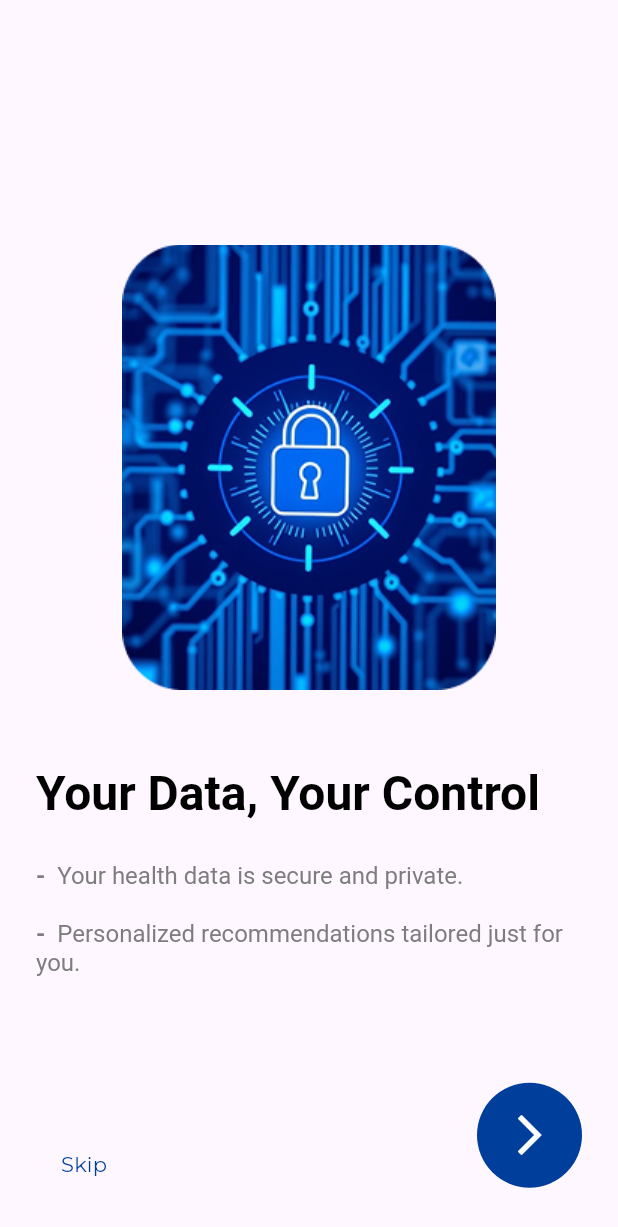
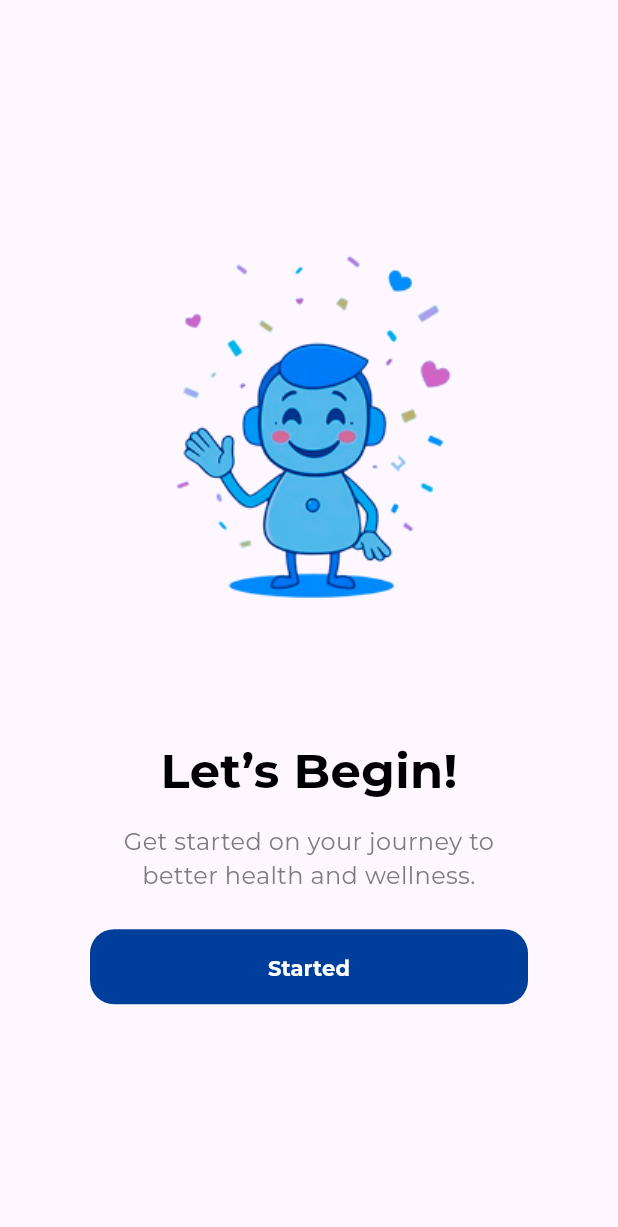
Before and after one commit to tasneem-gamal/Health_Assistant, a Flutter app: the screen it shows after launch, after a tap on "Skip", on a phone screen of 412 x 824 dp. Shown: the top 1227 px of the screen. Run offline on Flutter 3.47's test engine with Material 3 defaults, Android fonts, the light colour scheme and no system bars; our stand-ins replace get, responsive_framework.

Commit message:
add get started view

```diff
--- a/lib/core/theming/styles.dart
+++ b/lib/core/theming/styles.dart
@@ -55,4 +55,17 @@ class CustomTextStyles {
         fontWeight: FontWeightHelper.regular,
         color: ColorsManager.mainColor
       );
+
+  static TextStyle font14WhiteBold(BuildContext context) => TextStyle(
+        fontSize: ResponsiveValue<double>(
+          context,
+          defaultValue: 14.0,
+          conditionalValues: [
+            const Condition.smallerThan(name: MOBILE, value: 12.0),
+            const Condition.largerThan(name: TABLET, value: 16.0),
+          ],
+        ).value,
+        fontWeight: FontWeightHelper.bold,
+        color: Colors.white
+      );
 }
--- a/lib/core/utils/extensions.dart
+++ b/lib/core/utils/extensions.dart
@@ -1,24 +1,26 @@
 import 'package:flutter/material.dart';
 
 extension Navigation on BuildContext {
-
-  // Method to push a named route onto the stack
-  Future<T?> pushNamed<T>(String routeName, {Object? arguments}) {
-    return Navigator.of(this).pushNamed<T>(routeName, arguments: arguments);
+  Future<T?> push<T>(Widget page) {
+    return Navigator.of(this).push<T>(
+      MaterialPageRoute(builder: (_) => page),
+    );
   }
 
-  // Method to replace the current route with a new named route
-  Future<T?> pushReplacementNamed<T, TO>(String routeName, {Object? arguments}) {
-    return Navigator.of(this).pushReplacementNamed<T, TO>(routeName, arguments: arguments);
+  Future<T?> pushReplacement<T, TO>(Widget page) {
+    return Navigator.of(this).pushReplacement<T, TO>(
+      MaterialPageRoute(builder: (_) => page),
+    );
   }
 
-  // Method to push a named route and remove all the routes until a condition is met
-  Future<T?> pushNamedAndRemoveUntil<T>(String newRouteName, RoutePredicate predicate, {Object? arguments}) {
-    return Navigator.of(this).pushNamedAndRemoveUntil<T>(newRouteName, predicate, arguments: arguments);
+  Future<T?> pushAndRemoveUntil<T>(Widget page) {
+    return Navigator.of(this).pushAndRemoveUntil<T>(
+      MaterialPageRoute(builder: (_) => page),
+      (route) => false,
+    );
   }
 
-  // Method to pop the current route off the stack
-  void pop(){
+  void pop() {
     Navigator.of(this).pop();
   }
 }
--- /dev/null
+++ b/lib/core/widgets/custom_app_button.dart
@@ -0,0 +1,39 @@
+import 'package:flutter/material.dart';
+import 'package:health_assistant/core/theming/colors.dart';
+import 'package:health_assistant/core/theming/styles.dart';
+
+class CustomAppButton extends StatelessWidget {
+  const CustomAppButton({super.key,
+  required this.btnText,
+  this.onPressed,
+  this.borderRadius,
+  this.backgroundColor,
+  this.txtColor,  this.textStyle, this.buttonWidth, this.buttonHeight});
+
+  final String btnText;
+  final void Function()? onPressed;
+  final double? borderRadius;
+  final Color? backgroundColor;
+  final Color? txtColor;
+  final TextStyle? textStyle;
+  final double? buttonWidth;
+  final double? buttonHeight;
+  @override
+  Widget build(BuildContext context) {
+    return SizedBox(
+      width: buttonWidth ?? double.infinity,
+      height: buttonHeight ?? 50,
+      child: TextButton(
+        onPressed: onPressed,
+        style: TextButton.styleFrom(
+          backgroundColor: backgroundColor ?? ColorsManager.mainColor,
+          shape: RoundedRectangleBorder(
+            borderRadius: BorderRadius.circular(borderRadius ?? 16),
+          ),
+          padding: const EdgeInsets.all(16),
+        ),
+        child: Text(btnText, style: textStyle ?? CustomTextStyles.font14WhiteBold(context)),
+      ),
+    );
+  }
+}
--- a/lib/presentation/controllers/onboarding/onboarding_controller.dart
+++ b/lib/presentation/controllers/onboarding/onboarding_controller.dart
@@ -1,5 +1,7 @@
 import 'package:flutter/material.dart';
 import 'package:get/get.dart';
+import 'package:health_assistant/core/utils/extensions.dart';
+import 'package:health_assistant/presentation/view/screens/onboarding/onboarding_get_started_view.dart';
 
 class OnboardingController extends GetxController{
   static OnboardingController get instance => Get.find();
@@ -13,15 +15,14 @@ class OnboardingController extends GetxController{
 
   void nextPage(BuildContext context){
     if(currentPageIndex.value == 3){
-      //context.pushNamed(Routes.onBoardingGetStartedView);
+      context.push(const OnboardingGetStartedView());
     } else{
       int page = currentPageIndex.value + 1 ;
       pageController.jumpToPage(page);
     }
   }
 
-  void skipToLastPage(){
-    pageController.jumpToPage(3);
-    currentPageIndex.value = 3;
+  void skipToLastPage(BuildContext context){
+    context.pushAndRemoveUntil(const OnboardingGetStartedView());
   }
 }
--- /dev/null
+++ b/lib/presentation/view/screens/onboarding/onboarding_get_started_view.dart
@@ -0,0 +1,40 @@
+import 'package:flutter/material.dart';
+import 'package:health_assistant/core/theming/styles.dart';
+import 'package:health_assistant/core/utils/spacing.dart';
+import 'package:health_assistant/core/widgets/custom_app_button.dart';
+
+class OnboardingGetStartedView extends StatelessWidget {
+  const OnboardingGetStartedView({super.key});
+
+  @override
+  Widget build(BuildContext context) {
+    return Scaffold(
+      body: Padding(
+        padding: const EdgeInsets.symmetric(horizontal: 60),
+        child: Column(
+          mainAxisAlignment: MainAxisAlignment.center,
+          crossAxisAlignment: CrossAxisAlignment.center,
+          children: [
+            Center(child: Image.asset('assets/images/get_started.png')),
+            verticalSpace(context, 40),
+            Text(
+              'Let’s Begin!',
+              style: CustomTextStyles.font32BlackBold(context),
+            ),
+            verticalSpace(context, 12),
+            Text(
+              'Get started on your journey to  better health and wellness.',
+              textAlign: TextAlign.center,
+              style: CustomTextStyles.font16LightGreyRegular(context),
+            ),
+            verticalSpace(context, 24),
+            CustomAppButton(
+              btnText: 'Started',
+              onPressed: (){},
+            )
+          ],
+        ),
+      ),
+    );
+  }
+}
--- a/lib/presentation/view/widgets/onboarding/onboarding_skip_button.dart
+++ b/lib/presentation/view/widgets/onboarding/onboarding_skip_button.dart
@@ -13,7 +13,7 @@ class OnboardingSkipButton extends StatelessWidget {
       alignment: Alignment.bottomLeft,
       child: TextButton(
         onPressed: (){
-          OnboardingController.instance.skipToLastPage();
+          OnboardingController.instance.skipToLastPage(context);
         },
         child: Text(
           'Skip',
```
Also changed, not shown: assets/images/get_started.png (added).
